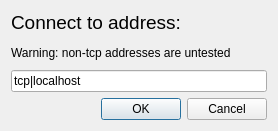
Qt form kiai/connectDialog.ui (PembrokeNS/sakusen) before a commit.
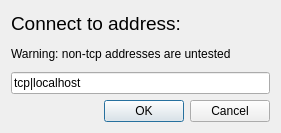
The same form after that commit.

Diff of the .ui file:
```diff
--- a/kiai/connectDialog.ui
+++ b/kiai/connectDialog.ui
@@ -1,12 +1,12 @@
 <ui version="4.0" >
  <class>connectDialog</class>
- <widget class="QDialog" name="connectDialog" >
-  <property name="geometry" >
+ <widget class="QDialog" name="connectDialog">
+  <property name="geometry">
    <rect>
     <x>0</x>
     <y>0</y>
-    <width>278</width>
-    <height>131</height>
+    <width>281</width>
+    <height>133</height>
    </rect>
   </property>
   <property name="windowTitle" >
@@ -42,8 +42,8 @@
      <property name="orientation" >
       <enum>Qt::Horizontal</enum>
      </property>
-     <property name="standardButtons" >
-      <set>QDialogButtonBox::Cancel|QDialogButtonBox::NoButton|QDialogButtonBox::Ok</set>
+     <property name="standardButtons">
+      <set>QDialogButtonBox::Cancel|QDialogButtonBox::Ok</set>
      </property>
     </widget>
    </item>
```
Left out of the diff: 37 changed lines with no effect on the pictures.
